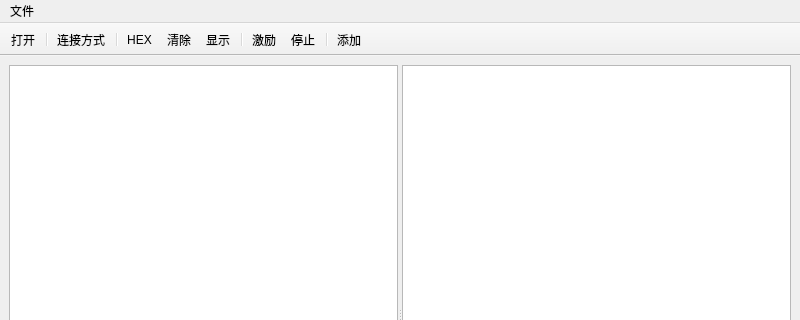
Qt form mainwindow.ui (LinusKimi/uartTool) before a commit; both pictures show x 0 to 800 and y 0 to 320 of the 800 by 600 pixel window.
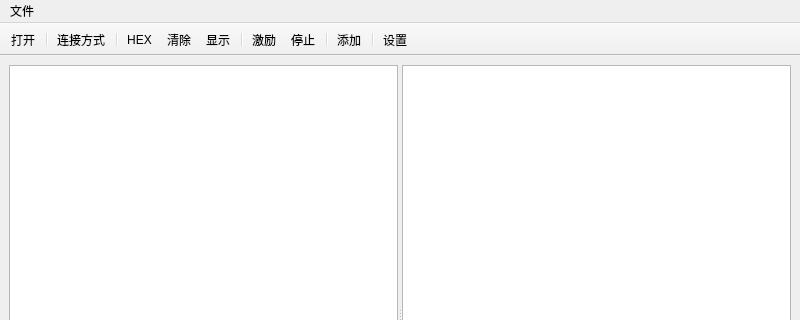
The same form after that commit. Icons and pictures are not drawn.

```diff
--- a/mainwindow.ui
+++ b/mainwindow.ui
@@ -102,6 +102,8 @@
    <addaction name="actionJiLiStop"/>
    <addaction name="separator"/>
    <addaction name="actionAddJiLi"/>
+   <addaction name="separator"/>
+   <addaction name="actionSetDefault"/>
   </widget>
   <action name="actionCreateFile">
    <property name="icon">
@@ -232,6 +234,18 @@
     <string>添加</string>
    </property>
   </action>
+  <action name="actionSetDefault">
+   <property name="icon">
+    <iconset theme="设置" resource="appresource.qrc">
+     <normaloff>:/images/resource/img/setdefault.png</normaloff>:/images/resource/img/setdefault.png</iconset>
+   </property>
+   <property name="text">
+    <string>设置</string>
+   </property>
+   <property name="toolTip">
+    <string>设置</string>
+   </property>
+  </action>
  </widget>
  <resources>
   <include location="appresource.qrc"/>
```
Left out of the diff: 8 changed lines with no effect on the pictures.
